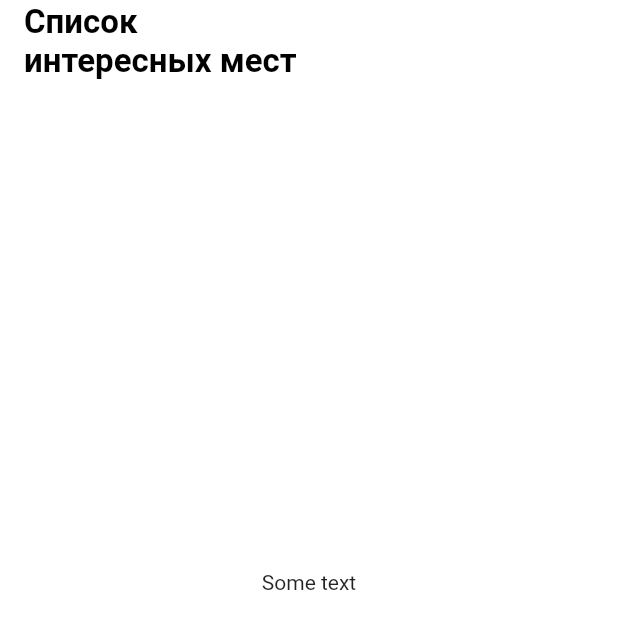
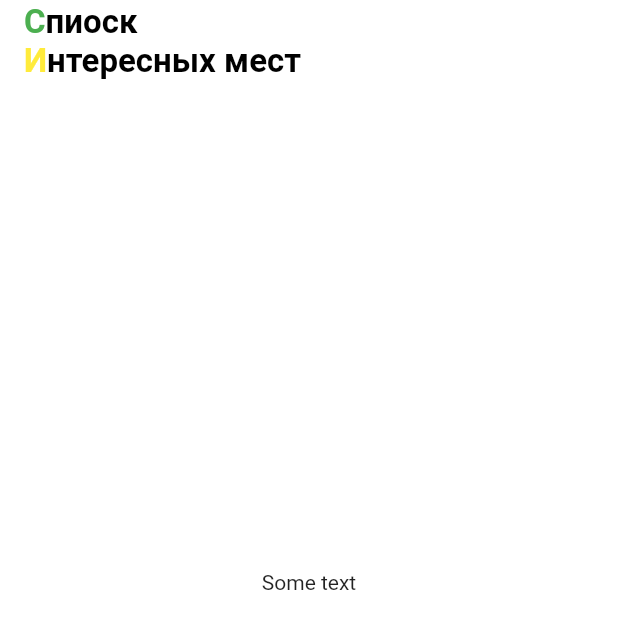
Before and after one commit to Voitekhov/surf_flutter_course_voytehov, a Flutter app: the screen it shows after launch, on a phone screen of 412 x 824 dp, the top half of it. Run offline on Flutter 3.47's test engine with Material 2 defaults, Android fonts, the phone set to English and light mode, and no system bars.

Commit message:
hw 4.3 style AppBar and working with RichText

```diff
--- a/lib/ui/res/resources.dart
+++ b/lib/ui/res/resources.dart
@@ -1,19 +1,45 @@
-import 'package:flutter/cupertino.dart';
 import 'package:flutter/material.dart';
 
 class AppStrings {
   static const String appBarTitle = 'Список\nинтересных мест';
+  static const String S = 'С';
+  static const String E = 'И';
+  static const String pisok = 'пиоск\n';
+  static const String nteresnykh = 'нтересных мест';
 }
 
 class TextStyleTemplates {
   static const TextStyle appBar = TextStyle(
-    color: Colors.black,
+    color: AppColors.defaultTextColor,
     fontWeight: FontWeight.bold,
-    fontFamily: 'Roboto',
-    fontSize: 22,
+    fontFamily: FontFamily.defaultFontFamily,
+    fontSize: Fonts.defaultAppBarTitle,
+  );
+
+  static const TextStyle appBarGreenText = TextStyle(
+    color: Colors.green,
+    fontWeight: FontWeight.bold,
+    fontFamily: FontFamily.defaultFontFamily,
+    fontSize: Fonts.defaultAppBarTitle,
+  );
+
+  static const TextStyle appBarYellowText = TextStyle(
+    color: Colors.yellow,
+    fontWeight: FontWeight.bold,
+    fontFamily: FontFamily.defaultFontFamily,
+    fontSize: Fonts.defaultAppBarTitle,
   );
 }
 
 class AppColors {
   static const Color backgroundColor = Colors.white;
+  static const Color defaultTextColor = Colors.black;
 }
+
+class Fonts {
+  static const double defaultAppBarTitle = 22;
+}
+
+class FontFamily {
+  static const String defaultFontFamily = 'Roboto';
+}
--- a/lib/ui/screen/sight_list_screen.dart
+++ b/lib/ui/screen/sight_list_screen.dart
@@ -14,11 +14,24 @@ class _SightListScreenState extends State<SightListScreen> {
     return Scaffold(
       appBar: AppBar(
         backgroundColor: AppColors.backgroundColor,
-        title: const Align(
+        title: Align(
           alignment: Alignment.centerLeft,
-          child: Text(
-            AppStrings.appBarTitle,
-            style: TextStyleTemplates.appBar,
+          child: RichText(
+            text: const TextSpan(
+              style: TextStyleTemplates.appBar,
+              children: [
+                TextSpan(
+                  text: AppStrings.S,
+                  style: TextStyleTemplates.appBarGreenText,
+                ),
+                TextSpan(text: AppStrings.pisok),
+                TextSpan(
+                  text: AppStrings.E,
+                  style: TextStyleTemplates.appBarYellowText,
+                ),
+                TextSpan(text: AppStrings.nteresnykh),
+              ],
+            ),
           ),
         ),
         elevation: 0,
```
